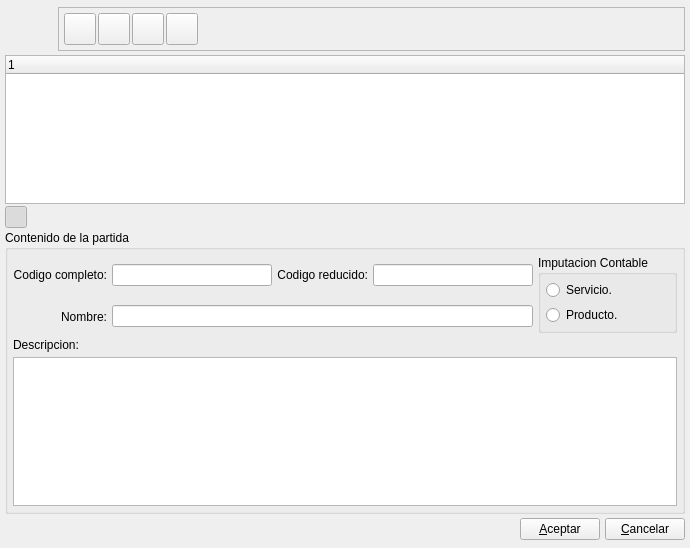
The window that bulmages/bulmafact/plugins/pluginbf_minicontabilidad/partidasbase.ui (eboladev/Bulmages-1) describes before a commit, drawn with Qt 5.
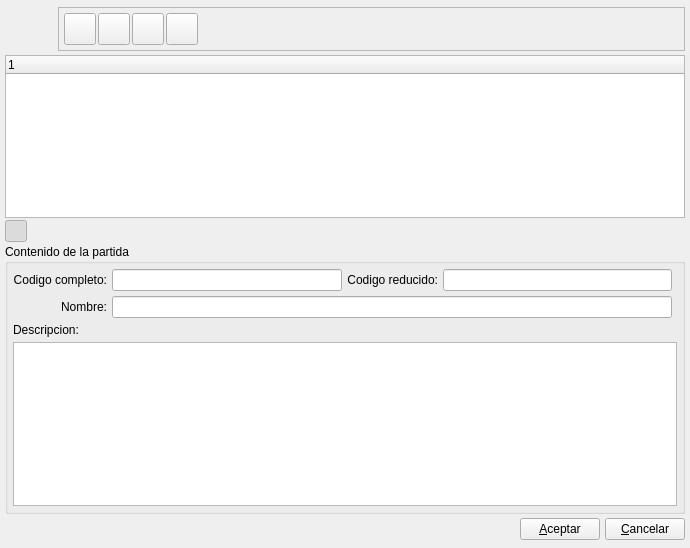
The same window after the commit. Icons and pictures are not drawn.

```diff
--- a/bulmages/bulmafact/plugins/pluginbf_minicontabilidad/partidasbase.ui
+++ b/bulmages/bulmafact/plugins/pluginbf_minicontabilidad/partidasbase.ui
@@ -408,35 +408,6 @@
         </property>
        </widget>
       </item>
-      <item row="0" column="4" rowspan="2">
-       <widget class="QGroupBox" name="groupBox">
-        <property name="title">
-         <string>Imputacion Contable</string>
-        </property>
-        <layout class="QVBoxLayout">
-         <property name="spacing">
-          <number>5</number>
-         </property>
-         <property name="margin">
-          <number>5</number>
-         </property>
-         <item>
-          <widget class="QRadioButton" name="mui_serviciopartida">
-           <property name="text">
-            <string>Servicio.</string>
-           </property>
-          </widget>
-         </item>
-         <item>
-          <widget class="QRadioButton" name="mui_productopartida">
-           <property name="text">
-            <string>Producto.</string>
-           </property>
-          </widget>
-         </item>
-        </layout>
-       </widget>
-      </item>
      </layout>
     </widget>
    </item>
```
Left out of the diff: 2 changed lines with no effect on the pictures.
